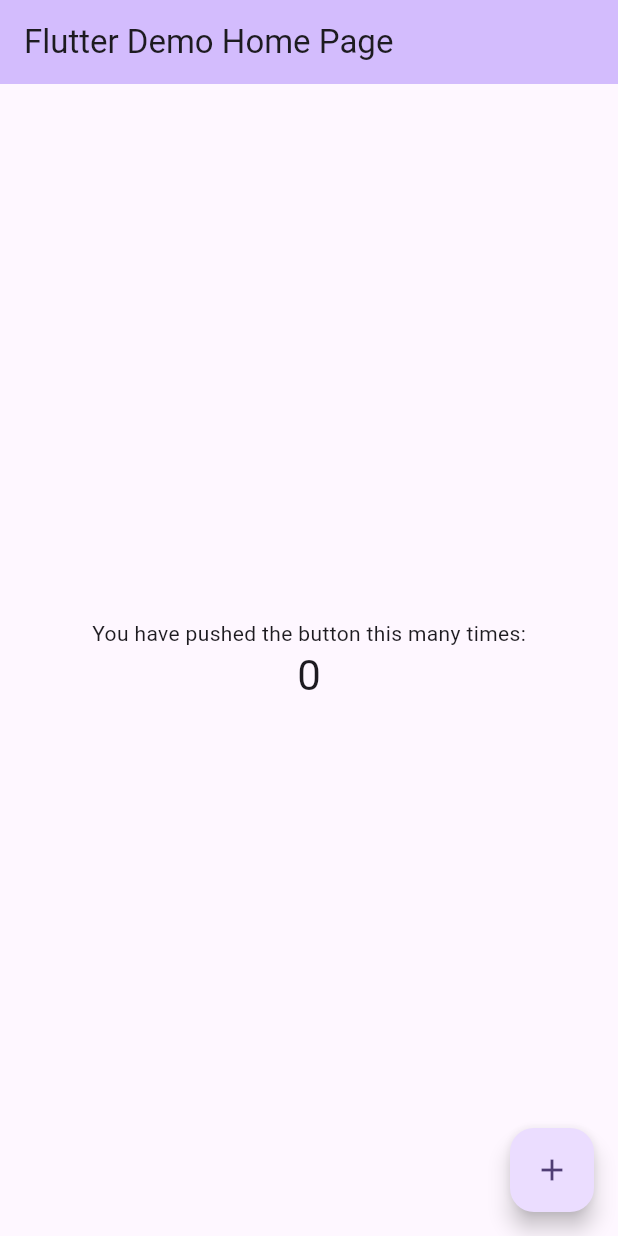
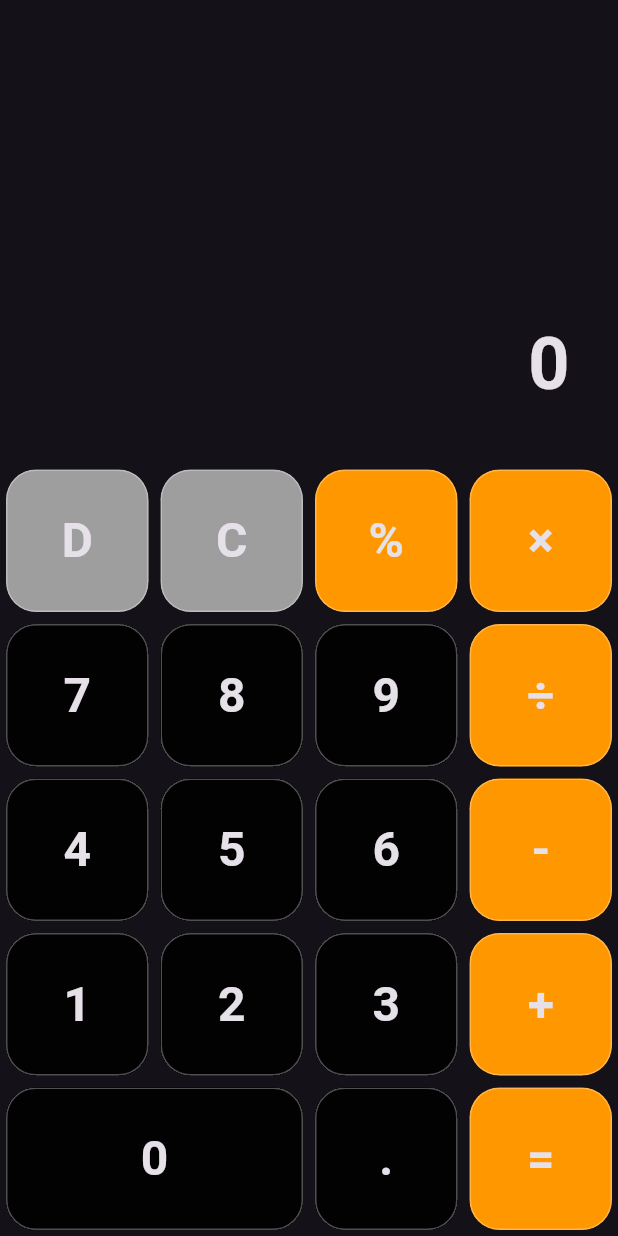
Before and after one commit to umenovrauan/Calculator, a Flutter app: the screen it shows after launch, on a phone screen of 412 x 824 dp. Run offline on Flutter 3.47's test engine with Material 3 defaults, Android fonts, the phone set to English and light mode, and no system bars.

Commit message:
Finished UI

```diff
--- a/lib/main.dart
+++ b/lib/main.dart
@@ -1,125 +1,20 @@
+import 'package:flutter/cupertino.dart';
 import 'package:flutter/material.dart';
+import 'package:flutter/painting.dart';
+import 'simple_calculator.dart';
 
-void main() {
-  runApp(const MyApp());
+void main(){
+  runApp(Calculator());
 }
 
-class MyApp extends StatelessWidget {
-  const MyApp({super.key});
-
-  // This widget is the root of your application.
+class Calculator extends StatelessWidget {
   @override
-  Widget build(BuildContext context) {
+  Widget build(BuildContext context){
     return MaterialApp(
-      title: 'Flutter Demo',
-      theme: ThemeData(
-        // This is the theme of your application.
-        //
-        // TRY THIS: Try running your application with "flutter run". You'll see
-        // the application has a blue toolbar. Then, without quitting the app,
-        // try changing the seedColor in the colorScheme below to Colors.green
-        // and then invoke "hot reload" (save your changes or press the "hot
-        // reload" button in a Flutter-supported IDE, or press "r" if you used
-        // the command line to start the app).
-        //
-        // Notice that the counter didn't reset back to zero; the application
-        // state is not lost during the reload. To reset the state, use hot
-        // restart instead.
-        //
-        // This works for code too, not just values: Most code changes can be
-        // tested with just a hot reload.
-        colorScheme: ColorScheme.fromSeed(seedColor: Colors.deepPurple),
-        useMaterial3: true,
-      ),
-      home: const MyHomePage(title: 'Flutter Demo Home Page'),
+      debugShowCheckedModeBanner: false,
+      title: "Calculator",
+      theme: ThemeData.dark(),
+      home: const SimpleCalculator(),
     );
   }
 }
-
-class MyHomePage extends StatefulWidget {
-  const MyHomePage({super.key, required this.title});
-
-  // This widget is the home page of your application. It is stateful, meaning
-  // that it has a State object (defined below) that contains fields that affect
-  // how it looks.
-
-  // This class is the configuration for the state. It holds the values (in this
-  // case the title) provided by the parent (in this case the App widget) and
-  // used by the build method of the State. Fields in a Widget subclass are
-  // always marked "final".
-
-  final String title;
-
-  @override
-  State<MyHomePage> createState() => _MyHomePageState();
-}
-
-class _MyHomePageState extends State<MyHomePage> {
-  int _counter = 0;
-
-  void _incrementCounter() {
-    setState(() {
-      // This call to setState tells the Flutter framework that something has
-      // changed in this State, which causes it to rerun the build method below
-      // so that the display can reflect the updated values. If we changed
-      // _counter without calling setState(), then the build method would not be
-      // called again, and so nothing would appear to happen.
-      _counter++;
-    });
-  }
-
-  @override
-  Widget build(BuildContext context) {
-    // This method is rerun every time setState is called, for instance as done
-    // by the _incrementCounter method above.
-    //
-    // The Flutter framework has been optimized to make rerunning build methods
-    // fast, so that you can just rebuild anything that needs updating rather
-    // than having to individually change instances of widgets.
-    return Scaffold(
-      appBar: AppBar(
-        // TRY THIS: Try changing the color here to a specific color (to
-        // Colors.amber, perhaps?) and trigger a hot reload to see the AppBar
-        // change color while the other colors stay the same.
-        backgroundColor: Theme.of(context).colorScheme.inversePrimary,
-        // Here we take the value from the MyHomePage object that was created by
-        // the App.build method, and use it to set our appbar title.
-        title: Text(widget.title),
-      ),
-      body: Center(
-        // Center is a layout widget. It takes a single child and positions it
-        // in the middle of the parent.
-        child: Column(
-          // Column is also a layout widget. It takes a list of children and
-          // arranges them vertically. By default, it sizes itself to fit its
-          // children horizontally, and tries to be as tall as its parent.
-          //
-          // Column has various properties to control how it sizes itself and
-          // how it positions its children. Here we use mainAxisAlignment to
-          // center the children vertically; the main axis here is the vertical
-          // axis because Columns are vertical (the cross axis would be
-          // horizontal).
-          //
-          // TRY THIS: Invoke "debug painting" (choose the "Toggle Debug Paint"
-          // action in the IDE, or press "p" in the console), to see the
-          // wireframe for each widget.
-          mainAxisAlignment: MainAxisAlignment.center,
-          children: <Widget>[
-            const Text(
-              'You have pushed the button this many times:',
-            ),
-            Text(
-              '$_counter',
-              style: Theme.of(context).textTheme.headlineMedium,
-            ),
-          ],
-        ),
-      ),
-      floatingActionButton: FloatingActionButton(
-        onPressed: _incrementCounter,
-        tooltip: 'Increment',
-        child: const Icon(Icons.add),
-      ), // This trailing comma makes auto-formatting nicer for build methods.
-    );
-  }
-}
--- /dev/null
+++ b/lib/simple_calculator.dart
@@ -0,0 +1,52 @@
+import 'package:flutter/material.dart';
+import  'button_values.dart';
+
+class SimpleCalculator extends StatefulWidget {
+  const SimpleCalculator({super.key});
+
+  @override
+  State<SimpleCalculator> createState() => _SimpleCalculatorState();
+}
+
+class _SimpleCalculatorState extends State<SimpleCalculator> {
+  @override
+  Widget build(BuildContext context) {
+    final screenSize=MediaQuery.of(context).size;
+    return Scaffold(
+      body:SafeArea(
+        bottom: false,
+        child: Column(children: [
+          //output
+          Expanded(
+            child: SingleChildScrollView(
+              reverse: true,
+              child: Container(
+                alignment: Alignment.bottomRight,
+                padding: const EdgeInsets.all(32),
+                child: Text("0",style: const TextStyle(
+                  fontSize: 48,
+                  fontWeight: FontWeight.bold
+                ),
+                  textAlign: TextAlign.end,
+                ),
+              ),
+            ),
+          ),
+          //buttons
+          Wrap(children: Btn.buttonValues.map((value) => SizedBox(width:value==Btn.n0?screenSize.width/2: (screenSize.width/4),height:screenSize.width/4 , child: buildButton(value)),).toList(),)
+        ],),
+      )
+    );
+  }
+
+  Widget buildButton(value){
+    return Padding(
+      padding: const EdgeInsets.all(4.0),
+      child: Material(color: getBtnColor(value), clipBehavior: Clip.hardEdge, shape: OutlineInputBorder(borderRadius: BorderRadius.circular(20), borderSide: BorderSide(color: Colors.white30)), child: InkWell(onTap: (){}, child: Center(child: Text(value, style: const TextStyle(fontWeight: FontWeight.bold,fontSize: 32),)))),
+    );
+  }
+
+  Color getBtnColor(value){
+    return [Btn.del, Btn.clr].contains(value)?Colors.grey:[Btn.per,Btn.multiply,Btn.add,Btn.subtract,Btn.divide,Btn.calculate].contains(value)?Colors.orange:Colors.black87;
+  }
+}
```
